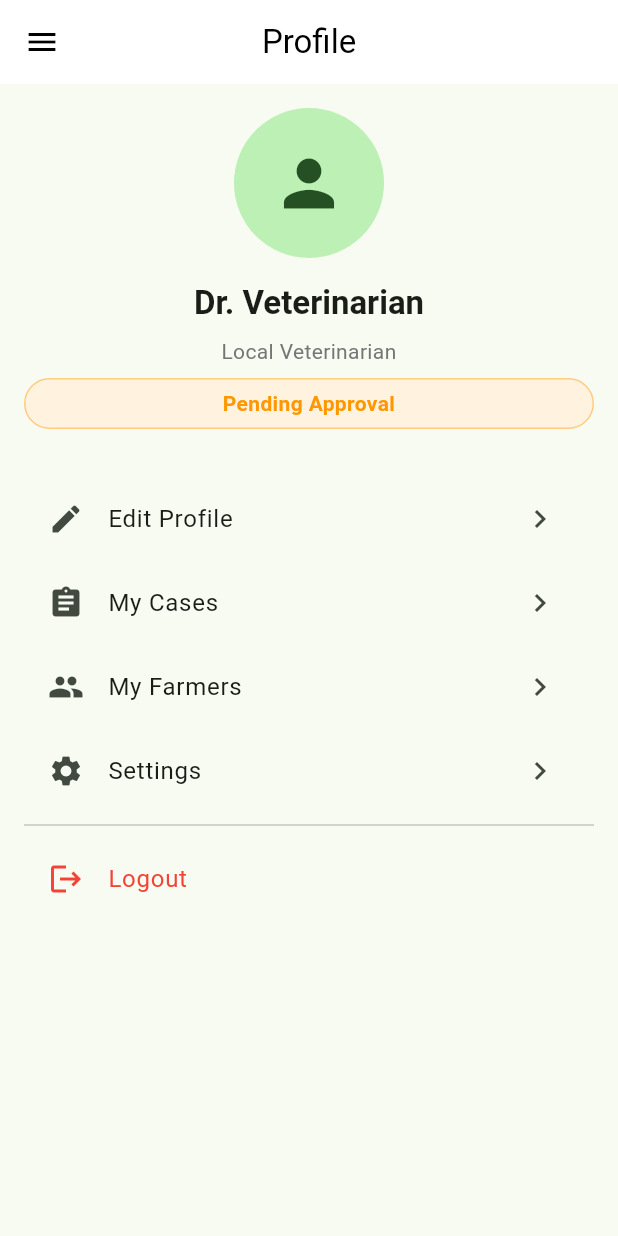
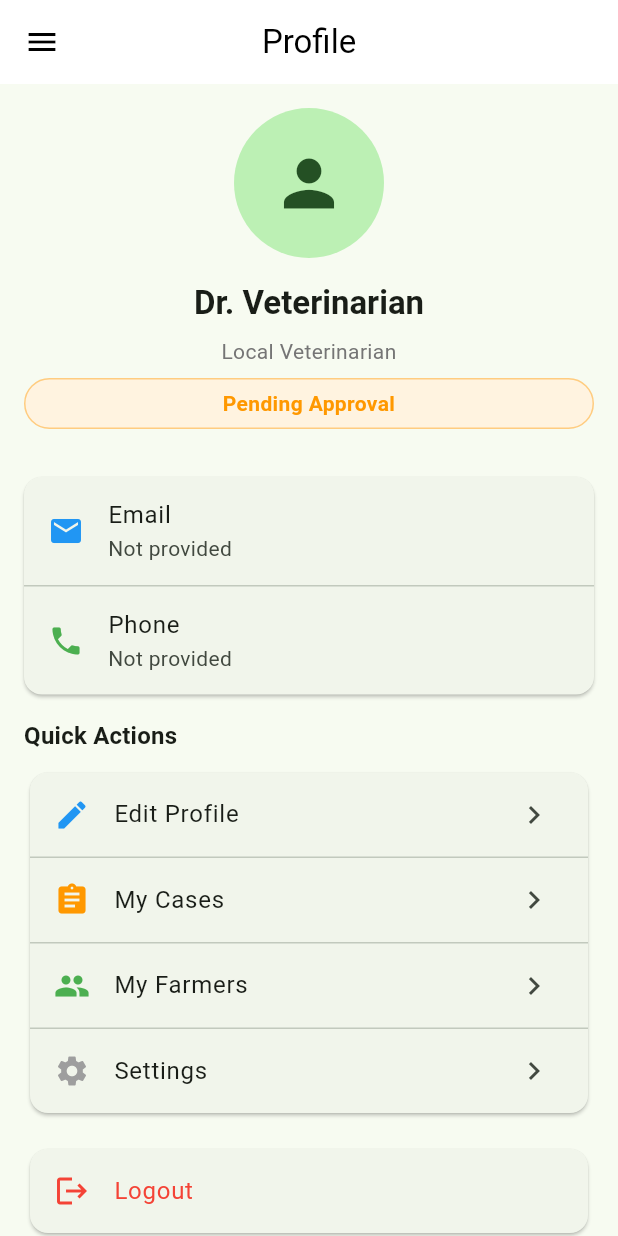
Before and after one commit to josephine324/AnimalGuardian, a Flutter app: the _VetProfileTab screen opened directly with empty values, on a phone screen of 412 x 824 dp. Run offline on Flutter 3.47's test engine with Material 3 defaults, Android fonts, the phone set to English and light mode, and no system bars; our stand-ins replace flutter_dotenv, flutter_riverpod, flutter_secure_storage, go_router, image_picker; accounts and stored records are empty; network calls fail.

Commit message:
Enhance vet profile tab: add profile info cards, organize quick actions, fix navigation

```diff
--- a/frontend/lib/features/home/presentation/screens/vet_dashboard_screen.dart
+++ b/frontend/lib/features/home/presentation/screens/vet_dashboard_screen.dart
@@ -1611,8 +1611,48 @@ class _VetProfileTabState extends State<_VetProfileTab> {
               ),
             ),
           if (isApproved) const SizedBox(height: 16),
+          // Profile Information Card
+          Card(
+            margin: const EdgeInsets.only(bottom: 16),
+            child: Column(
+              children: [
                 ListTile(
-            leading: const Icon(Icons.edit),
+                  leading: const Icon(Icons.email, color: Colors.blue),
+                  title: const Text('Email'),
+                  subtitle: Text(_userData?['email'] ?? 'Not provided'),
+                ),
+                const Divider(height: 1),
+                ListTile(
+                  leading: const Icon(Icons.phone, color: Colors.green),
+                  title: const Text('Phone'),
+                  subtitle: Text(_userData?['phone_number'] ?? 'Not provided'),
+                ),
+                if (_userData?['veterinarian_profile'] != null) ...[
+                  const Divider(height: 1),
+                  ListTile(
+                    leading: const Icon(Icons.badge, color: Colors.purple),
+                    title: const Text('License Number'),
+                    subtitle: Text(
+                      _userData?['veterinarian_profile']?['license_number'] ?? 'Not provided',
+                    ),
+                  ),
+                ],
+              ],
+            ),
+          ),
+          // Quick Actions
+          Text(
+            'Quick Actions',
+            style: Theme.of(context).textTheme.titleMedium?.copyWith(
+                  fontWeight: FontWeight.bold,
+                ),
+          ),
+          const SizedBox(height: 8),
+          Card(
+            child: Column(
+              children: [
+                ListTile(
+                  leading: const Icon(Icons.edit, color: Colors.blue),
                   title: const Text('Edit Profile'),
                   trailing: const Icon(Icons.chevron_right),
                   onTap: () {
@@ -1624,8 +1664,9 @@ class _VetProfileTabState extends State<_VetProfileTab> {
                     );
                   },
                 ),
+                const Divider(height: 1),
                 ListTile(
-            leading: const Icon(Icons.assignment),
+                  leading: const Icon(Icons.assignment, color: Colors.orange),
                   title: const Text('My Cases'),
                   trailing: const Icon(Icons.chevron_right),
                   onTap: () {
@@ -1635,19 +1676,27 @@ class _VetProfileTabState extends State<_VetProfileTab> {
                     state?.changeTab(1);
                   },
                 ),
+                const Divider(height: 1),
                 ListTile(
-            leading: const Icon(Icons.people),
+                  leading: const Icon(Icons.people, color: Colors.green),
                   title: const Text('My Farmers'),
                   trailing: const Icon(Icons.chevron_right),
                   onTap: () {
-              // Show farmers from assigned cases
-              ScaffoldMessenger.of(context).showSnackBar(
-                const SnackBar(content: Text('View farmers from your assigned cases')),
-              );
-            },
-          ),
+                    Navigator.pop(context);
+                    Navigator.push(
+                      context,
+                      MaterialPageRoute(
+                        builder: (context) => _VetLivestockTab(
+                          scaffoldKey: widget.scaffoldKey,
+                          bottomNavBar: widget.buildBottomNavBar != null ? widget.buildBottomNavBar!(context) : null,
+                        ),
+                      ),
+                    );
+                  },
+                ),
+                const Divider(height: 1),
                 ListTile(
-            leading: const Icon(Icons.settings),
+                  leading: const Icon(Icons.settings, color: Colors.grey),
                   title: const Text('Settings'),
                   trailing: const Icon(Icons.chevron_right),
                   onTap: () {
@@ -1662,13 +1711,23 @@ class _VetProfileTabState extends State<_VetProfileTab> {
                     );
                   },
                 ),
-          const Divider(),
-          ListTile(
+              ],
+            ),
+          ),
+          const SizedBox(height: 16),
+          // Logout
+          Card(
+            child: ListTile(
               leading: const Icon(Icons.logout, color: Colors.red),
               title: const Text('Logout', style: TextStyle(color: Colors.red)),
-            onTap: () {
+              onTap: () async {
+                final apiService = ApiService();
+                await apiService.logout();
+                if (mounted) {
                   context.go('/login');
-            },
+                }
+              },
+            ),
           ),
         ],
       ),
```
Lines whose indentation alone changed are shown as unchanged.
